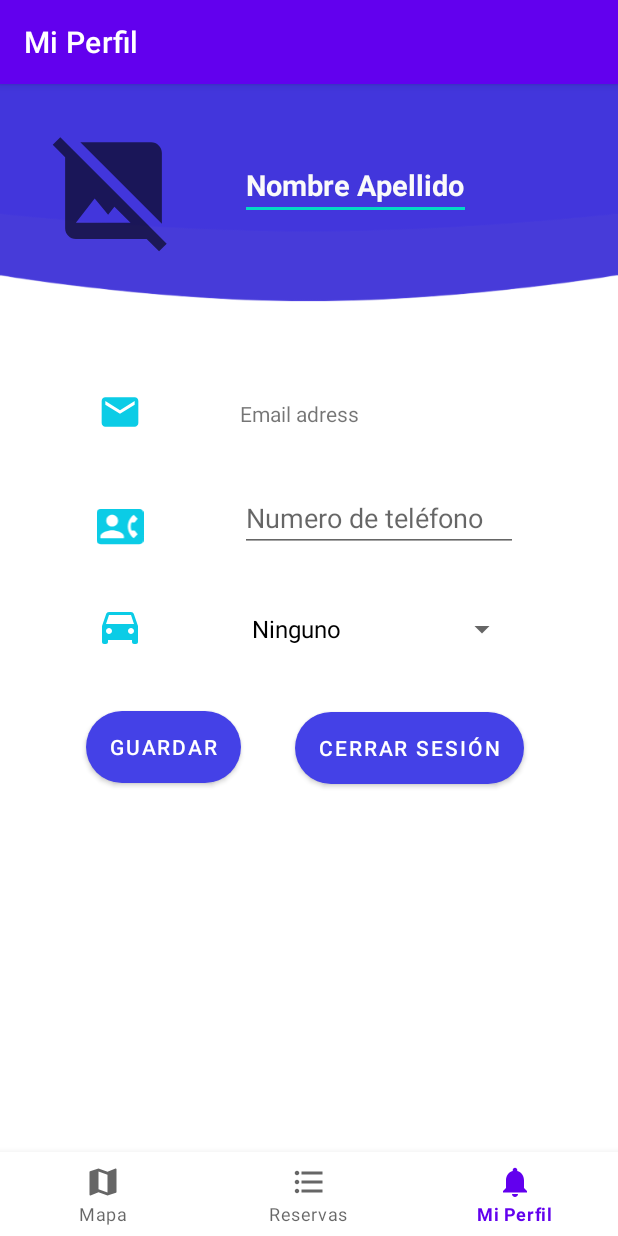
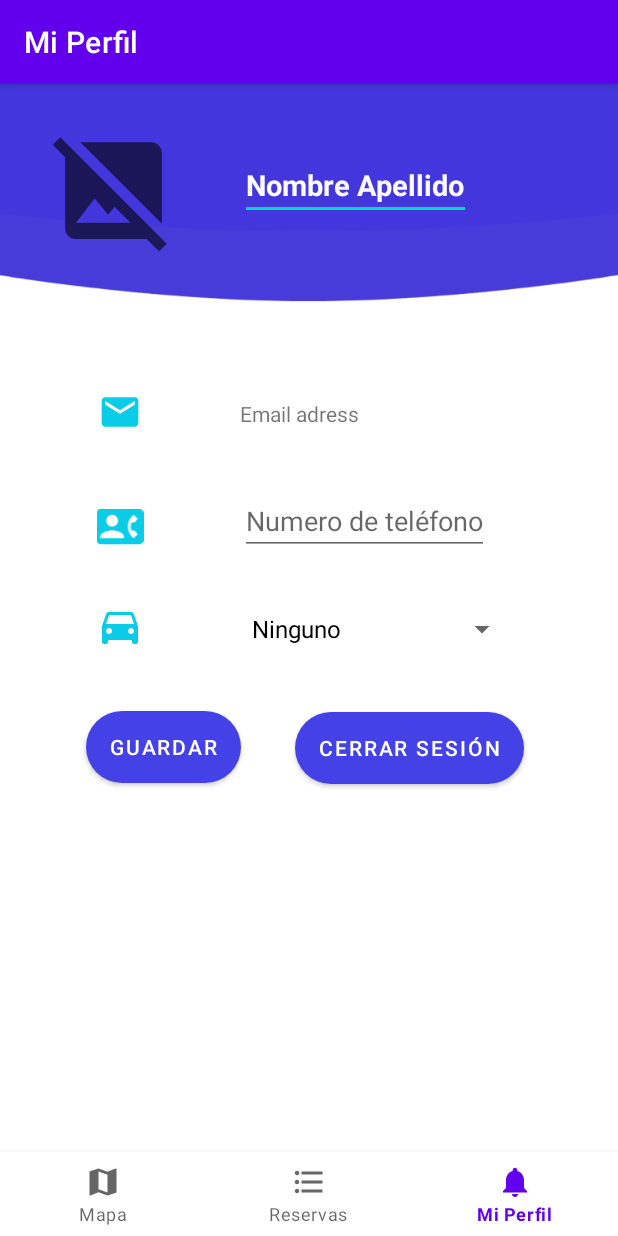
Before and after one commit to EzeCasella/parkapp-android, an Android app: the PerfilFragment screen opened through its navigation route, on a phone screen of 412 x 824 dp. Run offline under Robolectric (Android 15) with nearby library versions, the phone set to English and light mode, and no system bars; our stand-ins replace Firebase (no records; nobody signed in at launch, a user with empty details on screens opened directly), navigation-ui; pictures from the network do not load; 4 statements that could not run were skipped.

Commit message:
Arreglo en EditText de teléfono en Perfil

```diff
--- a/app/src/main/res/layout/fragment_profile.xml
+++ b/app/src/main/res/layout/fragment_profile.xml
@@ -90,8 +90,8 @@
 
     <EditText
         android:id="@+id/textContact"
-        android:layout_width="185dp"
-        android:layout_height="40dp"
+        android:layout_width="wrap_content"
+        android:layout_height="wrap_content"
         android:layout_marginStart="64dp"
         android:hint='@string/PhoneNumber'
         app:layout_constraintBottom_toBottomOf="@+id/button_logout"
```
